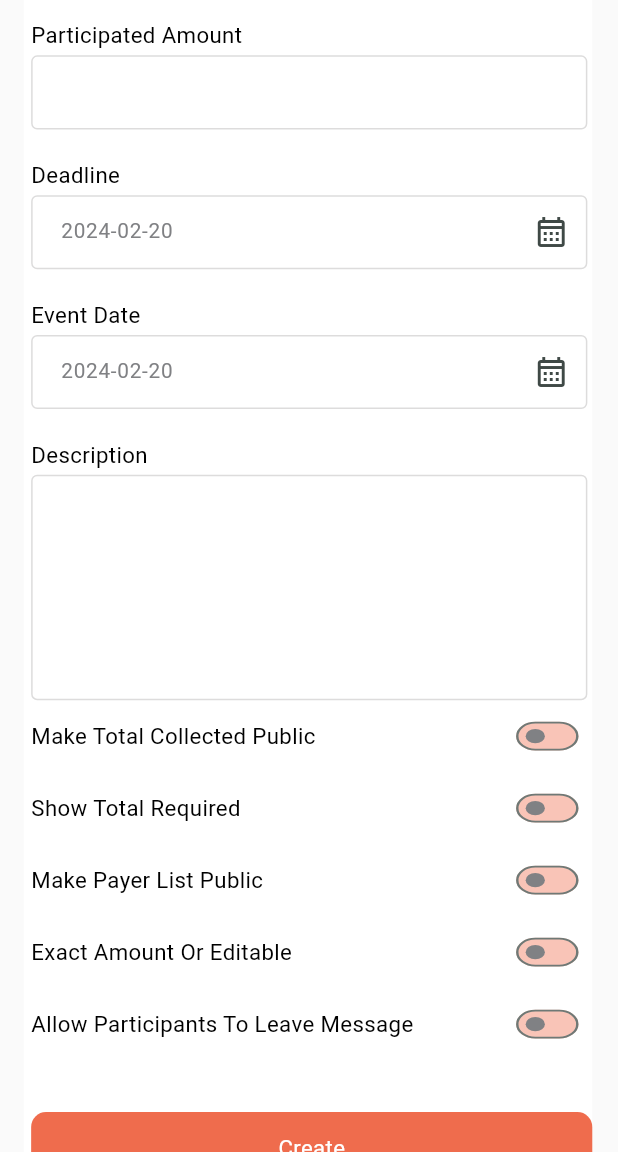
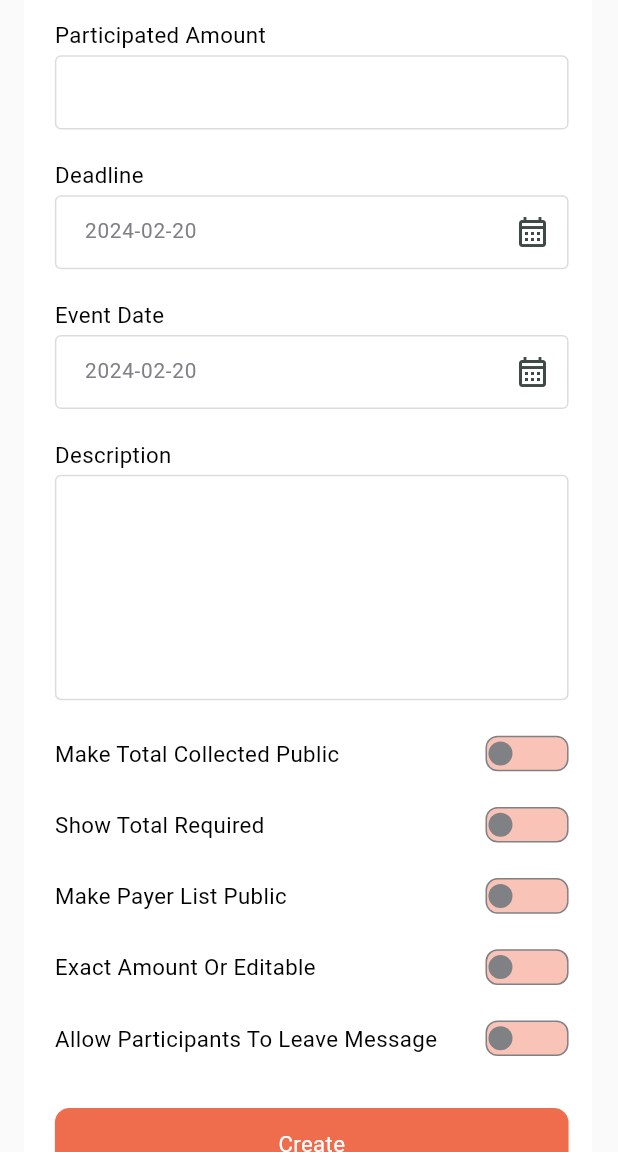
Before and after one commit to Hussein2077/pile_up, a Flutter app: the CreatePileScreen screen opened directly, scrolled down 576 dp, on a phone screen of 412 x 824 dp, the part 84-1236 px from its top. Run offline on Flutter 3.47's test engine with Material 3 defaults, Android fonts, the light colour scheme and no system bars; drawn by our look-alikes of flutter_animate, flutter_switch; our stand-ins replace carousel_slider, dartz, dio, dropdown_button2, easy_localization, equatable and 9 more; missing offline and left inert: animated_float_action_button; accounts and stored records are empty.

Commit message:
.
Preview button in my piles is working
toggle buttons in create pile is working
camera icon in create pile is changed

```diff
--- a/lib/features/create_pile/presentation/create_pile.dart
+++ b/lib/features/create_pile/presentation/create_pile.dart
@@ -2,6 +2,7 @@ import 'dart:developer';
 
 import 'package:easy_localization/easy_localization.dart';
 import 'package:flutter/material.dart';
+import 'package:flutter_switch/flutter_switch.dart';
 import 'package:pile_up/core/resource_manager/colors.dart';
 import 'package:pile_up/core/resource_manager/string_manager.dart';
 import 'package:pile_up/core/utils/app_size.dart';
@@ -50,6 +51,9 @@ class _CreatePileScreenState extends State<CreatePileScreen> {
                     borderRadius: BorderRadius.circular(AppSize.defaultSize!)),
                 child: Padding(
                   padding: EdgeInsets.only(left: AppSize.defaultSize! * .5),
+                  child: Padding(
+                    padding: EdgeInsets.symmetric(
+                        horizontal: AppSize.defaultSize! * 1.6),
                     child: Column(
                       crossAxisAlignment: CrossAxisAlignment.center,
                       children: [
@@ -64,8 +68,8 @@ class _CreatePileScreenState extends State<CreatePileScreen> {
                             decoration: BoxDecoration(
                                 color: AppColors.greyColor3,
                                 border: Border.all(color: AppColors.greyColor4),
-                              borderRadius:
-                                  BorderRadius.circular(AppSize.defaultSize!)),
+                                borderRadius: BorderRadius.circular(
+                                    AppSize.defaultSize!)),
                             child: Icon(
                               Icons.add_a_photo,
                               color: Colors.white,
@@ -135,19 +139,23 @@ class _CreatePileScreenState extends State<CreatePileScreen> {
                           maxLine: 15,
                           height: AppSize.defaultSize! * 15.2,
                         ),
-                      customSettingRow(
-                          text: StringManager.makeTotalCollectedPublic.tr(),
+                        SizedBox(height: AppSize.defaultSize! * 2.4),
+                        CustomSwitchRow(text: StringManager.makeTotalCollectedPublic.tr(),
                             toggle: totalCollected),
-                      customSettingRow(
+                        SizedBox(height: AppSize.defaultSize! * 2.4),
+                        CustomSwitchRow(
                             text: StringManager.showTotalRequired.tr(),
                             toggle: totalReq),
-                      customSettingRow(
+                        SizedBox(height: AppSize.defaultSize! * 2.4),
+                        CustomSwitchRow(
                             text: StringManager.makePayerListPublic.tr(),
                             toggle: public),
-                      customSettingRow(
+                        SizedBox(height: AppSize.defaultSize! * 2.4),
+                        CustomSwitchRow(
                             text: StringManager.exactAmountOrEditable.tr(),
                             toggle: editable),
-                      customSettingRow(
+                        SizedBox(height: AppSize.defaultSize! * 2.4),
+                        CustomSwitchRow(
                             text: StringManager.allowParticipantsToLeaveMessage
                                 .tr(),
                             toggle: allow),
@@ -159,6 +167,7 @@ class _CreatePileScreenState extends State<CreatePileScreen> {
                           height: AppSize.defaultSize! * 2,
                         ),
                       ],
+                    ),
                   ),
                 ),
               ),
@@ -186,41 +195,43 @@ class _CreatePileScreenState extends State<CreatePileScreen> {
     }
   }
 
-  customSettingRow({String? text,required bool toggle}) {
+}
+
+class CustomSwitchRow extends StatefulWidget {
+  CustomSwitchRow({super.key, required this.text, required this.toggle,});
+
+  final String text;
+  late bool toggle;
+  @override
+  State<CustomSwitchRow> createState() => _CustomSwitchRowState();
+}
+
+class _CustomSwitchRowState extends State<CustomSwitchRow> {
+  @override
+  Widget build(BuildContext context) {
       return Row(
         mainAxisAlignment: MainAxisAlignment.spaceBetween,
         children: [
           CustomText(
-          text: text,
+            text: widget.text,
             fontSize: AppSize.defaultSize! * 1.5,
           ),
-        Transform.scale(
-          scaleX: .8,
-          scaleY: .6,
-          child: Switch(
-            // thumb color (round icon)
-            activeColor: AppColors.green,
-            activeTrackColor: AppColors.orange2,
-            inactiveThumbColor: AppColors.greyColor,
-            inactiveTrackColor: AppColors.orange2,
-
-            splashRadius: 5.0,
-            // boolean variable value
-            // value: forAndroid,
-            // changes the state of the switch
-
-            onChanged: (value) {
-              log('$toggle ssssss');
-              log('$value ssaaaaa');
-              if(!toggle) {
-                toggle = true;
-              }else{
-                toggle=false;
-              }
-              setState(() {});
+          FlutterSwitch(
+            width: AppSize.defaultSize! * 5.6,
+            height: AppSize.defaultSize! * 2.4,
+            toggleSize: 16,
+            borderRadius: 8,
+            showOnOff: false,
+            padding: 1,
+            switchBorder: Border.all(color: AppColors.greyColor),
+            activeToggleColor: AppColors.primaryColor,
+            activeColor: AppColors.orange2,
+            inactiveColor: AppColors.orange2,
+            toggleColor: AppColors.greyColor,
+            value: widget.toggle,
+            onToggle: (bool value) {
+              setState(() => widget.toggle = value);
             },
-            value: toggle,
-          ),
           ),
         ],
       );
--- a/pubspec.yaml
+++ b/pubspec.yaml
@@ -55,6 +55,7 @@ dependencies:
   animated_float_action_button: ^1.0.4
   table_calendar: ^3.0.9
   flutter_svg: ^2.0.9
+  flutter_switch: ^0.3.2
 dev_dependencies:
   flutter_test:
     sdk: flutter
```
Also changed, not shown: lib/features/my_piles/presentation/componants/pile_options/pile_options.dart (+16 -8 lines), pubspec.lock. Lines whose indentation alone changed are shown as unchanged.
